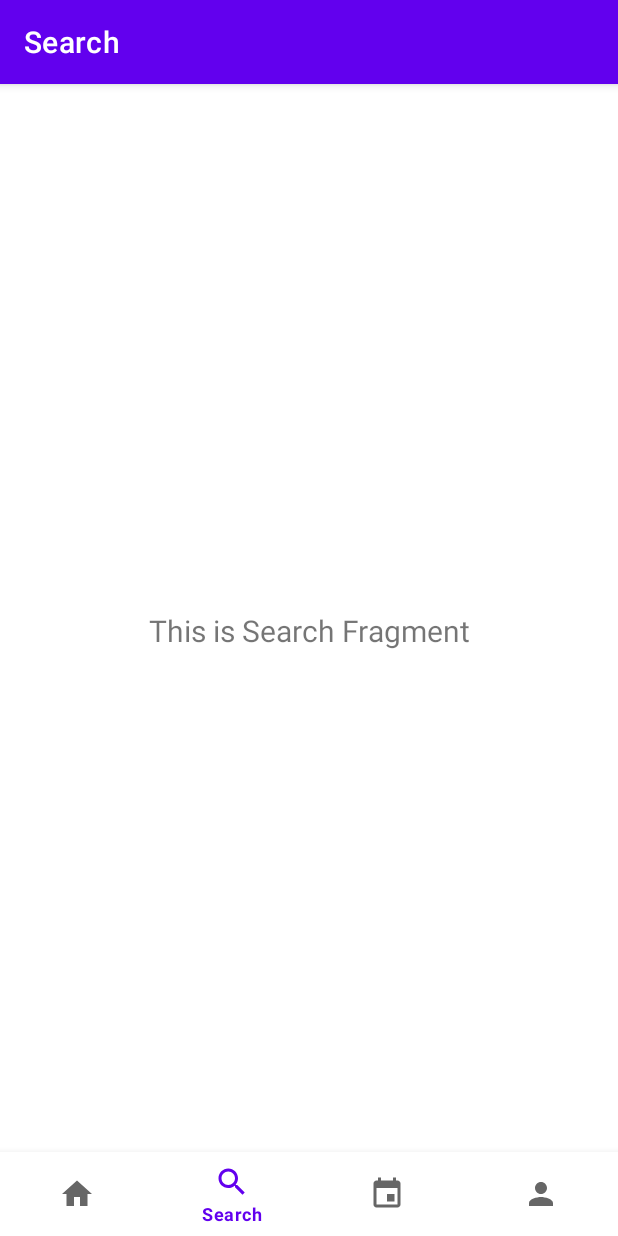
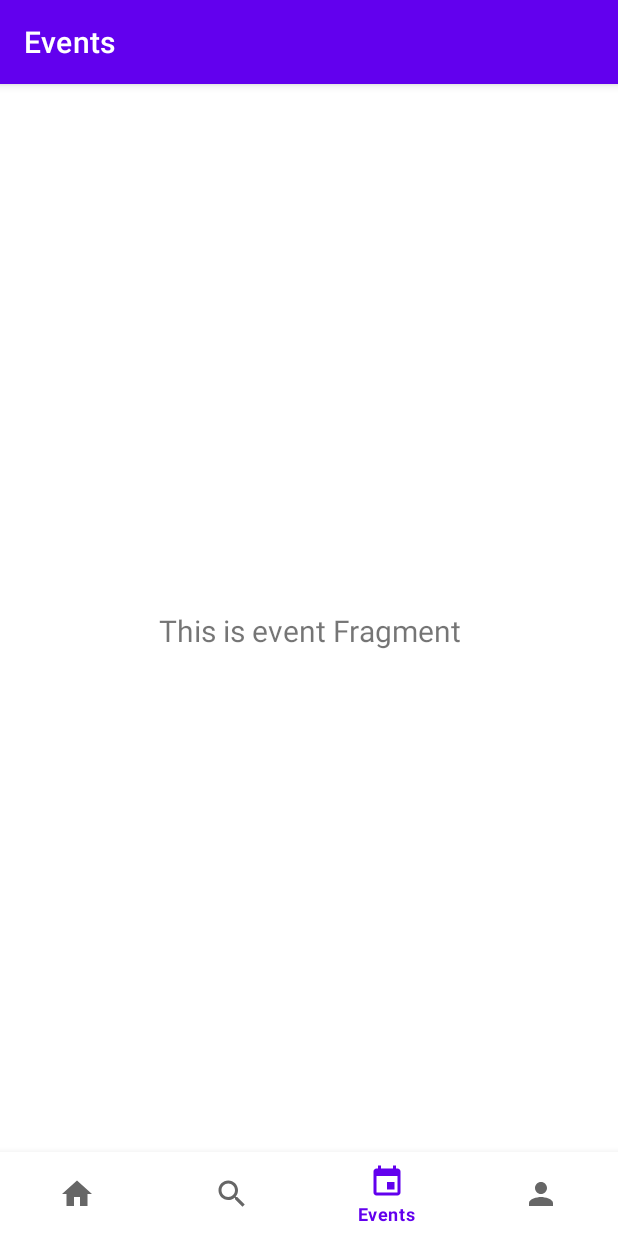
Before and after one commit to antonio-pedro99/SportsUp, an Android app: the MainActivity screen opened directly, with no data from a screen before it, item 3 of the bottom bar chosen, on a phone screen of 412 x 824 dp. Run offline under Robolectric (Android 15) with nearby library versions, the phone set to English and light mode, and no system bars; our stand-ins replace navigation-ui.

Commit message:
Fix navigation

```diff
--- a/app/src/main/res/layout/activity_main.xml
+++ b/app/src/main/res/layout/activity_main.xml
@@ -24,7 +24,7 @@
         android:name="androidx.navigation.fragment.NavHostFragment"
         android:layout_width="409dp"
         android:layout_height="729dp"
-        app:defaultNavHost="true"
+        app:defaultNavHost="false"
         app:layout_constraintBottom_toTopOf="@id/nav_view"
         app:layout_constraintLeft_toLeftOf="parent"
         app:layout_constraintRight_toRightOf="parent"
--- a/app/src/main/res/menu/bottom_nav_menu.xml
+++ b/app/src/main/res/menu/bottom_nav_menu.xml
@@ -12,12 +12,12 @@
         android:title="@string/title_search" />
 
     <item
-        android:id="@+id/navigation_notifications"
+        android:id="@+id/navigation_events"
         android:icon="@drawable/baseline_event_24"
         android:title="@string/title_events" />
+
     <item
-        android:id="@+id/nav_profile"
+        android:id="@+id/navigation_profile"
         android:icon="@drawable/baseline_person_24"
         android:title="@string/title_profile" />
-
 </menu>
```
